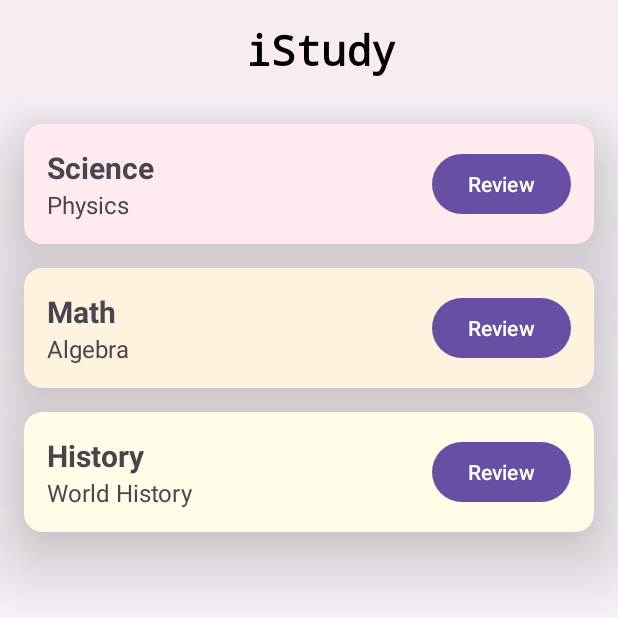
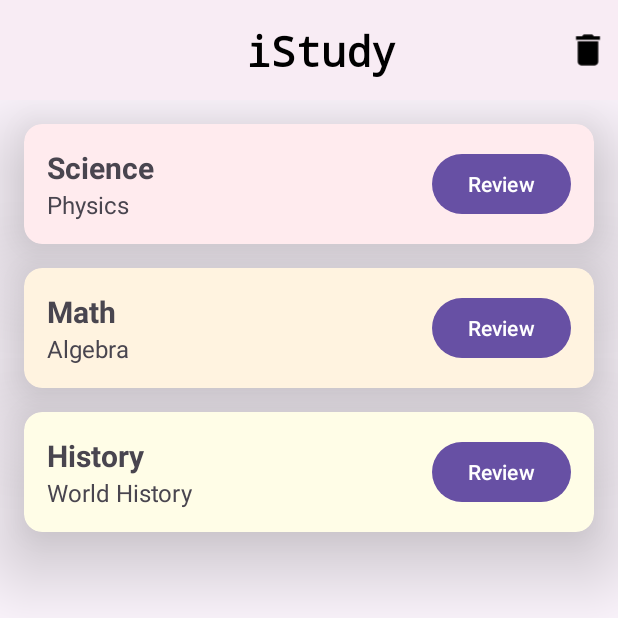
Before and after one commit to blurridge/iStudy, an Android app: the screen it shows after launch (MainActivity), on a phone screen of 412 x 824 dp, the top half of it. Run offline under Robolectric (Android 15) with nearby library versions, the phone set to English and light mode, and no system bars.

Commit message:
feat: added delete topic tip in main activity

```diff
--- a/app/src/main/java/com/example/istudy/MainActivity.kt
+++ b/app/src/main/java/com/example/istudy/MainActivity.kt
@@ -2,6 +2,7 @@ package com.example.istudy
 
 import android.os.Bundle
 import android.view.View
+import android.widget.Toast
 import androidx.activity.enableEdgeToEdge
 import androidx.appcompat.app.AppCompatActivity
 import androidx.core.view.ViewCompat
@@ -38,6 +39,10 @@ class MainActivity : AppCompatActivity() {
         // ====================TOOLBAR SET-UP ============================================
         setSupportActionBar(binding.toolbar)
         supportActionBar?.setDisplayShowTitleEnabled(false)
+
+        binding.deleteIcon.setOnClickListener {
+            showToastMessage()
+        }
 
         binding.uploadButton.setOnClickListener {
             val dialog = UploadPdfDialogFragment()
@@ -80,4 +85,9 @@ class MainActivity : AppCompatActivity() {
     fun refreshStudyFragmentData() {
         studyFragment.refreshData()
     }
+
+    private fun showToastMessage() {
+        val message = "Long press the topic to delete."
+        Toast.makeText(this, message, Toast.LENGTH_LONG).show()
+    }
 }
--- a/app/src/main/res/layout/activity_main.xml
+++ b/app/src/main/res/layout/activity_main.xml
@@ -34,6 +34,22 @@
                 app:layout_constraintBottom_toBottomOf="parent"
                 app:layout_constraintStart_toStartOf="parent"
                 app:layout_constraintEnd_toEndOf="parent" />
+
+            <ImageButton
+                android:id="@+id/deleteIcon"
+                android:layout_width="40dp"
+                android:layout_height="48dp"
+                android:layout_marginTop="0dp"
+                android:layout_marginEnd="0dp"
+                android:background="?attr/selectableItemBackgroundBorderless"
+                android:contentDescription="Upload Document"
+                android:elevation="1dp"
+                android:scaleType="fitCenter"
+                android:soundEffectsEnabled="false"
+                android:src="@drawable/delete_icon_foreground"
+                app:layout_constraintEnd_toEndOf="parent"
+                app:layout_constraintTop_toTopOf="parent"
+                tools:ignore="HardcodedText" />
 
         </androidx.constraintlayout.widget.ConstraintLayout>
 
```
